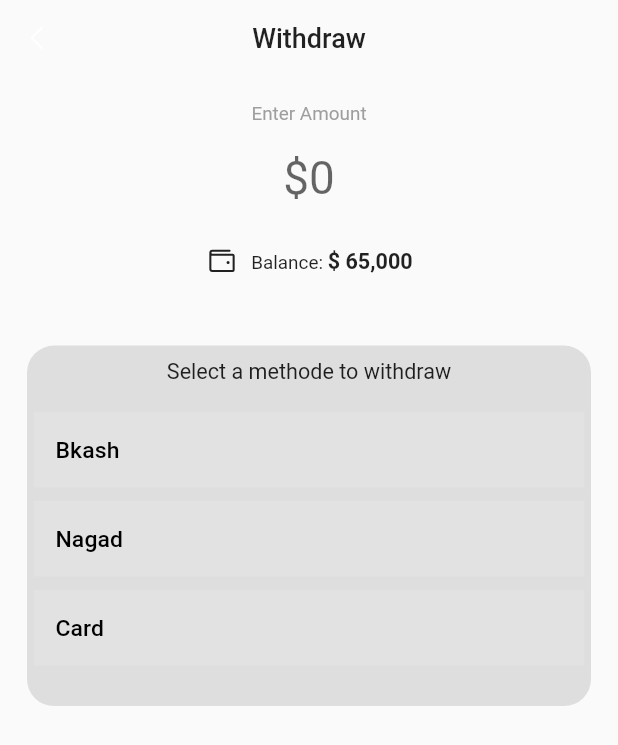
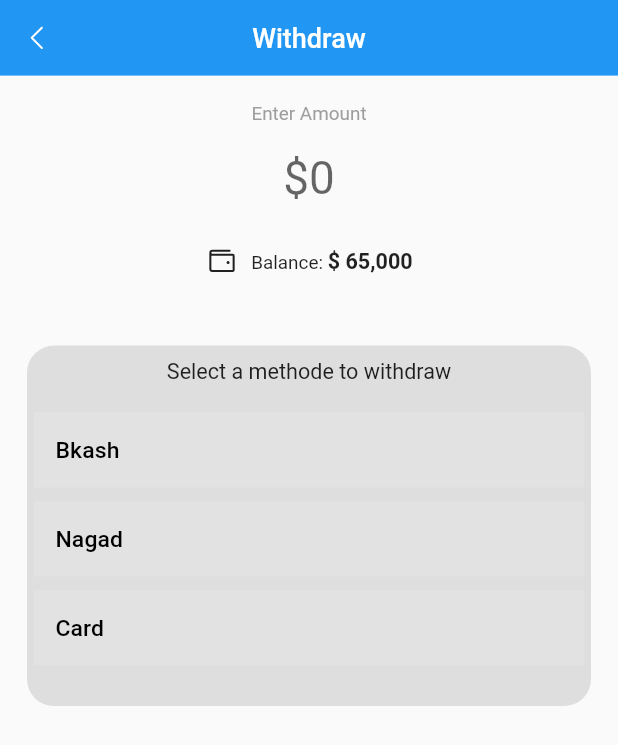
Before and after one commit to mazharulsabbir/winly, a Flutter app: the WalletScreen screen opened directly, after a tap on "Withdraw", on a phone screen of 412 x 824 dp. Shown: the top 745 px of the screen. Run offline on Flutter 3.47's test engine with Material 2 defaults, Android fonts, the phone set to English and light mode, and no system bars; our stand-ins replace dio, flutter_countdown_timer, flutter_phosphor_icons, form_field_validator, get, get_storage and 3 more; accounts and stored records are empty; network calls fail.

Commit message:
appbar color

```diff
--- a/lib/pages/nav_bar/bottom_nav_bar.dart
+++ b/lib/pages/nav_bar/bottom_nav_bar.dart
@@ -29,6 +29,7 @@ class _BottomNavBarState extends State<BottomNavBar> {
     return Scaffold(
       appBar: AppBar(
         title: const Text(APP_NAME),
+        centerTitle: true,
         leading: Padding(
           padding: const EdgeInsets.all(8.0),
           child: IconButton(
--- a/lib/pages/wallet/wallet_screen.dart
+++ b/lib/pages/wallet/wallet_screen.dart
@@ -1,5 +1,3 @@
-import 'dart:math';
-
 import 'package:flutter/material.dart';
 import 'package:get/get.dart';
 import 'package:winly/models/wallet_model.dart';
@@ -101,11 +99,7 @@ class WalletScreen extends StatelessWidget {
       appBar: AppBar(
         leading: const CommonLeading(),
         centerTitle: true,
-        title: Text(
-          'Wallet',
-          style: Theme.of(context).textTheme.headline6,
-        ),
-        backgroundColor: Colors.transparent,
+        title: const Text('Wallet'),
         elevation: 0,
       ),
       body: SafeArea(
--- a/lib/pages/withdeaw/withdeaw_screen.dart
+++ b/lib/pages/withdeaw/withdeaw_screen.dart
@@ -75,13 +75,9 @@ class _WithDrawScreenState extends State<WithDrawScreen> {
     return Scaffold(
       appBar: AppBar(
         leading: const CommonLeading(),
-        title: Text(
-          'Withdraw',
-          style: Theme.of(context).textTheme.headline6,
-        ),
+        title: const Text('Withdraw'),
         centerTitle: true,
         elevation: 0.0,
-        backgroundColor: Colors.transparent,
       ),
       body: SafeArea(
         child: Padding(
```
